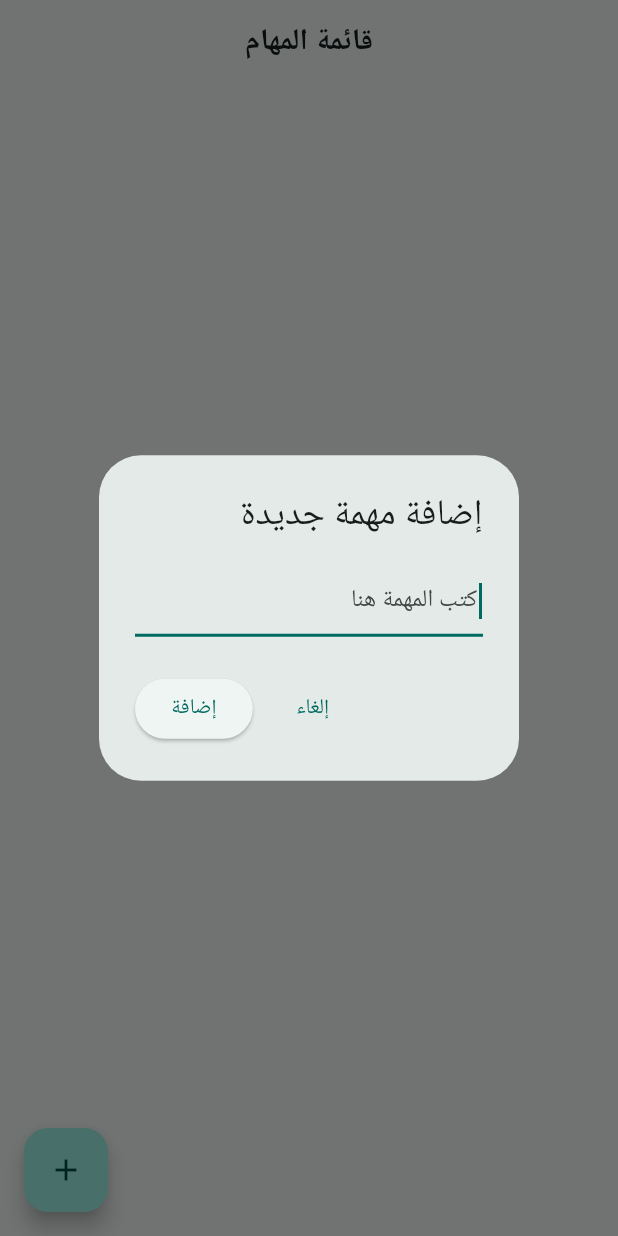
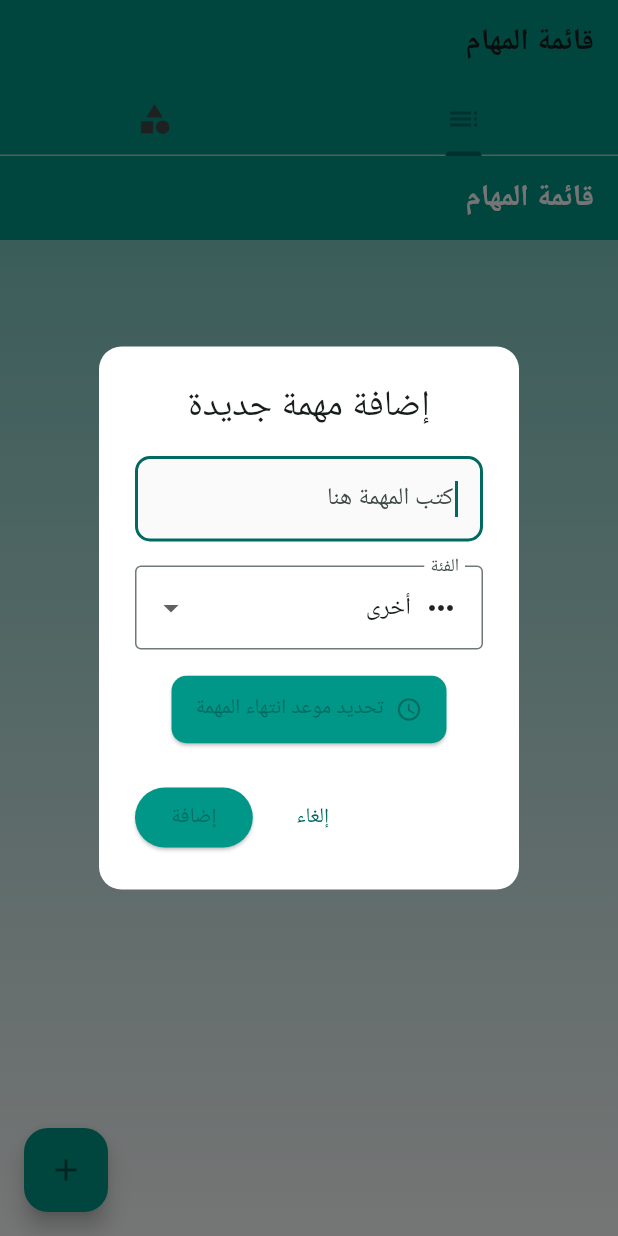
Before and after one commit to Coderislem/todo-list, a Flutter app: the screen it shows after launch, after a tap on the "add" icon, on a phone screen of 412 x 824 dp. Run offline on Flutter 3.47's test engine with Material 3 defaults, Android fonts, the phone set to English and light mode, and no system bars; Roboto replaces fonts that are missing (Cairo).

Commit message:
final  version

```diff
--- a/lib/main.dart
+++ b/lib/main.dart
@@ -1,20 +1,86 @@
 // lib/main.dart
 import 'package:flutter/material.dart';
+import 'package:flutter_localizations/flutter_localizations.dart';
+import 'services/storage_service.dart';
+import 'models/task.dart';
 import 'screens/home_screen.dart';
-import 'package:flutter_localizations/flutter_localizations.dart';
+import 'screens/categories_screen.dart';
 
 void main() {
   runApp(const MyApp());
 }
 
-class MyApp extends StatelessWidget {
+class MyApp extends StatefulWidget {
   const MyApp({super.key});
+
+  @override
+  State<MyApp> createState() => _MyAppState();
+}
+
+class _MyAppState extends State<MyApp> {
+  final _storageService = StorageService();
+  List<Task> tasks = [];
+
+  @override
+  void initState() {
+    super.initState();
+    _loadTasks();
+  }
+
+  Future<void> _loadTasks() async {
+    final tasksJson = await _storageService.loadTasks();
+    setState(() {
+      tasks = tasksJson.map((json) => Task.fromJson(json)).toList();
+    });
+  }
+
+  Future<void> _saveTasks() async {
+    final tasksJson = tasks.map((task) => task.toJson()).toList();
+    await _storageService.saveTasks(tasksJson);
+  }
 
   @override
   Widget build(BuildContext context) {
     return MaterialApp(
       title: 'قائمة المهام',
       debugShowCheckedModeBanner: false,
+      home: DefaultTabController(
+        length: 2,
+        child: Scaffold(
+          appBar: AppBar(
+            title: const Text('قائمة المهام'),
+            backgroundColor: Colors.teal,
+            bottom: const TabBar(
+              tabs: [
+                Tab(icon: Icon(Icons.list)),
+                Tab(icon: Icon(Icons.category)),
+              ],
+            ),
+          ),
+          body: TabBarView(
+            children: [
+              HomeScreen(
+                tasks: tasks,
+                onTasksChanged: (updatedTasks) async {
+                  setState(() {
+                    tasks = updatedTasks;
+                  });
+                  await _saveTasks();
+                },
+              ),
+              CategoriesScreen(
+                tasks: tasks,
+                onTasksChanged: (updatedTasks) async {
+                  setState(() {
+                    tasks = updatedTasks;
+                  });
+                  await _saveTasks();
+                },
+              ),
+            ],
+          ),
+        ),
+      ),
       localizationsDelegates: const [
         GlobalMaterialLocalizations.delegate,
         GlobalWidgetsLocalizations.delegate,
@@ -29,13 +95,11 @@ class MyApp extends StatelessWidget {
           seedColor: Colors.teal,
           brightness: Brightness.light,
         ),
-        fontFamily: 'Cairo',
         textTheme: const TextTheme(
           bodyLarge: TextStyle(fontSize: 16),
           titleLarge: TextStyle(fontSize: 20, fontWeight: FontWeight.bold),
         ),
       ),
-      home: const HomeScreen(),
     );
   }
 }
--- /dev/null
+++ b/lib/models/category.dart
@@ -0,0 +1,13 @@
+import 'package:flutter/material.dart';
+
+enum TaskCategory {
+  personal('شخصي', Icons.person),
+  work('عمل', Icons.work),
+  shopping('تسوق', Icons.shopping_cart),
+  study('دراسة', Icons.school),
+  other('أخرى', Icons.more_horiz);
+
+  final String arabicName;
+  final IconData icon;
+  const TaskCategory(this.arabicName, this.icon);
+}
--- a/lib/models/task.dart
+++ b/lib/models/task.dart
@@ -1,15 +1,20 @@
-// lib/models/task.dart
+import 'category.dart';
+
 class Task {
-  final String id;
-  final String title;
+  String id;
+  String title;
   bool isCompleted;
-  final DateTime createdAt;
+  DateTime createdAt;
+  DateTime? expiresAt;
+  TaskCategory category;
 
   Task({
     required this.id,
     required this.title,
     this.isCompleted = false,
     DateTime? createdAt,
+    this.expiresAt,
+    this.category = TaskCategory.other,
   }) : createdAt = createdAt ?? DateTime.now();
 
   Map<String, dynamic> toJson() => {
@@ -17,12 +22,19 @@ class Task {
     'title': title,
     'isCompleted': isCompleted,
     'createdAt': createdAt.toIso8601String(),
+    'expiresAt': expiresAt?.toIso8601String(),
+    'category': category.name, // Ensure category name is saved
   };
 
   factory Task.fromJson(Map<String, dynamic> json) => Task(
     id: json['id'],
     title: json['title'],
-    isCompleted: json['isCompleted'],
+    isCompleted: json['isCompleted'] ?? false,
     createdAt: DateTime.parse(json['createdAt']),
+    expiresAt: json['expiresAt'] != null ? DateTime.parse(json['expiresAt']) : null,
+    category: TaskCategory.values.firstWhere(
+      (e) => e.name == json['category'],
+      orElse: () => TaskCategory.other,
+    ),
   );
 }
--- a/lib/screens/home_screen.dart
+++ b/lib/screens/home_screen.dart
@@ -1,76 +1,103 @@
 // lib/screens/home_screen.dart
 import 'package:flutter/material.dart';
 import '../models/task.dart';
+import 'package:uuid/uuid.dart';
 import '../widgets/task_tile.dart';
 import '../widgets/add_task_dialog.dart';
+import '../models/category.dart'; // Add this import
 
-class HomeScreen extends StatefulWidget {
-  const HomeScreen({super.key});
+class HomeScreen extends StatelessWidget {
+  final List<Task> tasks;
+  final Function(List<Task>) onTasksChanged;
+  final _uuid = const Uuid();
 
-  @override
-  State<HomeScreen> createState() => _HomeScreenState();
+  const HomeScreen({
+    super.key,
+    required this.tasks,
+    required this.onTasksChanged,
+  });
+
+  void _toggleTask(String taskId) {
+    final updatedTasks = tasks.map((task) {
+      if (task.id == taskId) {
+        return Task(
+          id: task.id,
+          title: task.title,
+          isCompleted: !task.isCompleted,
+          createdAt: task.createdAt,
+          expiresAt: task.expiresAt,
+        );
+      }
+      return task;
+    }).toList();
+
+    onTasksChanged(updatedTasks);
   }
 
-class _HomeScreenState extends State<HomeScreen> {
-  final List<Task> _tasks = [];
+  void _addTask(BuildContext context) async {
+    final result = await showDialog<Map<String, dynamic>>(
+      context: context,
+      builder: (context) => const AddTaskDialog(),
+    );
 
-  void _addTask(String title) {
-    setState(() {
-      _tasks.add(Task(
-        id: DateTime.now().toString(),
-        title: title,
-      ));
-    });
+    if (result != null) {
+      final newTask = Task(
+        id: _uuid.v4(),
+        title: result['title'],
+        expiresAt: result['expiresAt'],
+        category: result['category'] as TaskCategory, // Ensure category is passed
+      );
+      onTasksChanged([...tasks, newTask]);
+    }
   }
 
-  void _toggleTask(String id) {
-    setState(() {
-      final task = _tasks.firstWhere((task) => task.id == id);
-      task.isCompleted = !task.isCompleted;
-    });
-  }
-
-  void _deleteTask(String id) {
-    setState(() {
-      _tasks.removeWhere((task) => task.id == id);
-    });
+  void _deleteTask(String taskId) {
+    final updatedTasks = tasks.where((task) => task.id != taskId).toList();
+    onTasksChanged(updatedTasks);
   }
 
   @override
   Widget build(BuildContext context) {
-    return Directionality(
-      textDirection: TextDirection.rtl,
-      child: Scaffold(
+    return Scaffold(
       appBar: AppBar(
-          title: const Text('قائمة المهام'),
-          centerTitle: true,
+        title: const Text('قائمة المهام',
+          style: TextStyle(color: Colors.white, fontWeight: FontWeight.bold)),
+        backgroundColor: Colors.teal,
+        elevation: 0,
       ),
-        body: _tasks.isEmpty
+      body: Container(
+        decoration: BoxDecoration(
+          gradient: LinearGradient(
+            begin: Alignment.topCenter,
+            end: Alignment.bottomCenter,
+            colors: [
+              Colors.teal.shade200,
+              Colors.white,
+            ],
+          ),
+        ),
+        child: tasks.isEmpty
           ? const Center(
-                child: Text('لا توجد مهام حالياً'),
+              child: Text('لا توجد مهام حالياً',
+                style: TextStyle(fontSize: 18, color: Colors.grey)),
             )
           : ListView.builder(
-                itemCount: _tasks.length,
+              padding: const EdgeInsets.all(8),
+              itemCount: tasks.length,
               itemBuilder: (context, index) {
+                final task = tasks[index];
                 return TaskTile(
-                    task: _tasks[index],
+                  task: task,
                   onToggle: _toggleTask,
                   onDelete: _deleteTask,
                 );
               },
             ),
+      ),
       floatingActionButton: FloatingActionButton(
-          onPressed: () async {
-            final result = await showDialog<String>(
-              context: context,
-              builder: (context) => const AddTaskDialog(),
-            );
-            if (result != null && result.isNotEmpty) {
-              _addTask(result);
-            }
-          },
+        onPressed: () => _addTask(context),
+        backgroundColor: Colors.teal,
         child: const Icon(Icons.add),
-        ),
       ),
     );
   }
--- /dev/null
+++ b/lib/services/storage_service.dart
@@ -0,0 +1,34 @@
+// lib/services/storage_service.dart
+import 'dart:convert';
+import 'dart:io';
+import 'package:path_provider/path_provider.dart';
+
+class StorageService {
+  Future<String> get _localPath async {
+    final directory = await getApplicationDocumentsDirectory();
+    return directory.path;
+  }
+
+  Future<File> get _localFile async {
+    final path = await _localPath;
+    return File('$path/tasks.json');
+  }
+
+  Future<List<Map<String, dynamic>>> loadTasks() async {
+    try {
+      final file = await _localFile;
+      if (!await file.exists()) return [];
+
+      final contents = await file.readAsString();
+      final List<dynamic> jsonList = json.decode(contents);
+      return List<Map<String, dynamic>>.from(jsonList);
+    } catch (e) {
+      return [];
+    }
+  }
+
+  Future<void> saveTasks(List<Map<String, dynamic>> tasks) async {
+    final file = await _localFile;
+    await file.writeAsString(json.encode(tasks));
+  }
+}
--- a/lib/widgets/add_task_dialog.dart
+++ b/lib/widgets/add_task_dialog.dart
@@ -1,5 +1,7 @@
 // lib/widgets/add_task_dialog.dart
 import 'package:flutter/material.dart';
+import '../models/category.dart';
+import 'package:intl/intl.dart';
 
 class AddTaskDialog extends StatefulWidget {
   const AddTaskDialog({super.key});
@@ -10,6 +12,8 @@ class AddTaskDialog extends StatefulWidget {
 
 class _AddTaskDialogState extends State<AddTaskDialog> {
   final _controller = TextEditingController();
+  DateTime? _selectedDateTime;
+  TaskCategory _selectedCategory = TaskCategory.other;
 
   @override
   void dispose() {
@@ -17,17 +21,100 @@ class _AddTaskDialogState extends State<AddTaskDialog> {
     super.dispose();
   }
 
+  Future<void> _selectDateTime() async {
+    final now = DateTime.now();
+    final DateTime? date = await showDatePicker(
+      context: context,
+      initialDate: now,
+      firstDate: now,
+      lastDate: DateTime(now.year + 2), // 2 years from now
+    );
+
+    if (date != null) {
+      final TimeOfDay? time = await showTimePicker(
+        context: context,
+        initialTime: TimeOfDay.now(),
+      );
+
+      if (time != null) {
+        setState(() {
+          _selectedDateTime = DateTime(
+            date.year,
+            date.month,
+            date.day,
+            time.hour,
+            time.minute,
+          );
+        });
+      }
+    }
+  }
+
   @override
   Widget build(BuildContext context) {
     return AlertDialog(
-      title: const Text('إضافة مهمة جديدة'),
-      content: TextField(
-        controller: _controller,
-        autofocus: true,
-        decoration: const InputDecoration(
-          hintText: 'اكتب المهمة هنا',
-        ),
-        textDirection: TextDirection.rtl,
+      backgroundColor: Colors.white,
+      shape: RoundedRectangleBorder(borderRadius: BorderRadius.circular(15)),
+      title: const Text('إضافة مهمة جديدة', textAlign: TextAlign.center),
+      content: Column(
+        mainAxisSize: MainAxisSize.min,
+        children: [
+          TextField(
+            controller: _controller,
+            autofocus: true,
+            decoration: InputDecoration(
+              hintText: 'اكتب المهمة هنا',
+              border: OutlineInputBorder(
+                borderRadius: BorderRadius.circular(10),
+              ),
+              filled: true,
+              fillColor: Colors.grey[50],
+            ),
+            // Fixed: Changed rtl to RTL
+          ),
+          const SizedBox(height: 16),
+          DropdownButtonFormField<TaskCategory>(
+            value: _selectedCategory,
+            decoration: const InputDecoration(
+              labelText: 'الفئة',
+              border: OutlineInputBorder(),
+            ),
+            items: TaskCategory.values.map((category) {
+              return DropdownMenuItem(
+                value: category,
+                child: Row(
+                  children: [
+                    Icon(category.icon),
+                    const SizedBox(width: 8),
+                    Text(category.arabicName),
+                  ],
+                ),
+              );
+            }).toList(),
+            onChanged: (value) {
+              setState(() {
+                _selectedCategory = value!;
+              });
+            },
+          ),
+          const SizedBox(height: 16),
+          ElevatedButton.icon(
+            onPressed: _selectDateTime,
+            icon: const Icon(Icons.access_time),
+            label: Text(
+              _selectedDateTime == null
+                  ? 'تحديد موعد انتهاء المهمة'
+                  : 'الموعد: ${DateFormat('yyyy/MM/dd HH:mm').format(_selectedDateTime!)}',
+            ),
+            style: ElevatedButton.styleFrom(
+              backgroundColor: Colors.teal,
+              padding: const EdgeInsets.symmetric(vertical: 12, horizontal: 16),
+              shape: RoundedRectangleBorder(
+                borderRadius: BorderRadius.circular(10),
+              ),
+            ),
+          ),
+        ],
       ),
       actions: [
         TextButton(
@@ -37,9 +124,16 @@ class _AddTaskDialogState extends State<AddTaskDialog> {
         ElevatedButton(
           onPressed: () {
             if (_controller.text.isNotEmpty) {
-              Navigator.pop(context, _controller.text);
+              Navigator.pop(context, {
+                'title': _controller.text,
+                'expiresAt': _selectedDateTime,
+                'category': _selectedCategory,
+              });
             }
           },
+          style: ElevatedButton.styleFrom(
+            backgroundColor: Colors.teal,
+          ),
           child: const Text('إضافة'),
         ),
       ],
```
Also changed, not shown: lib/screens/categories_screen.dart (added, +50 -0 lines), pubspec.yaml (+16 -6 lines), assets/todo-list.jpeg (added), pubspec.lock, 1 other file. Lines whose indentation alone changed are shown as unchanged.
